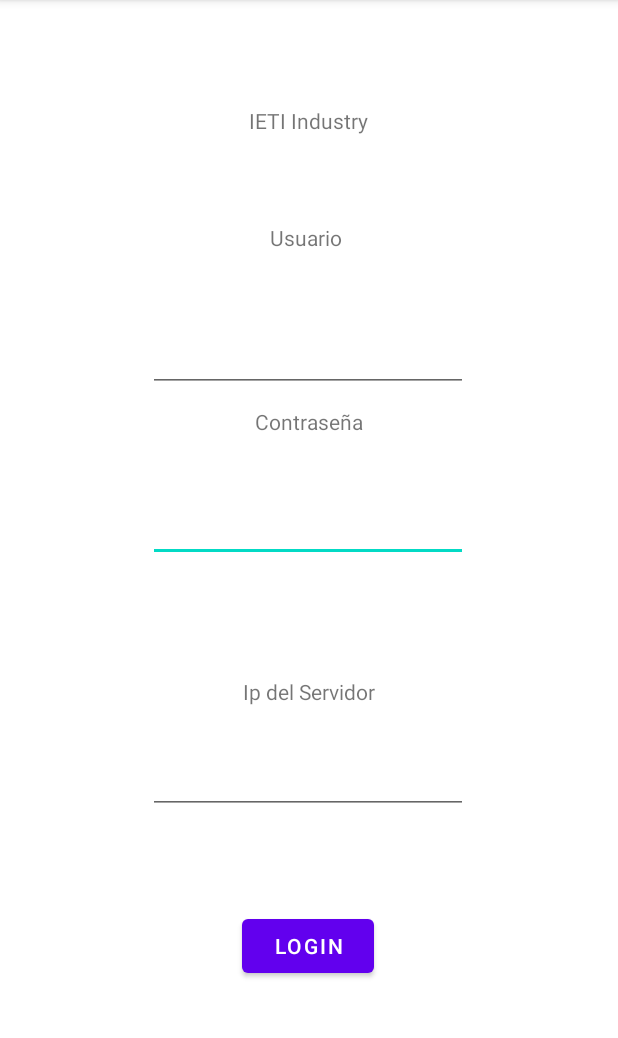
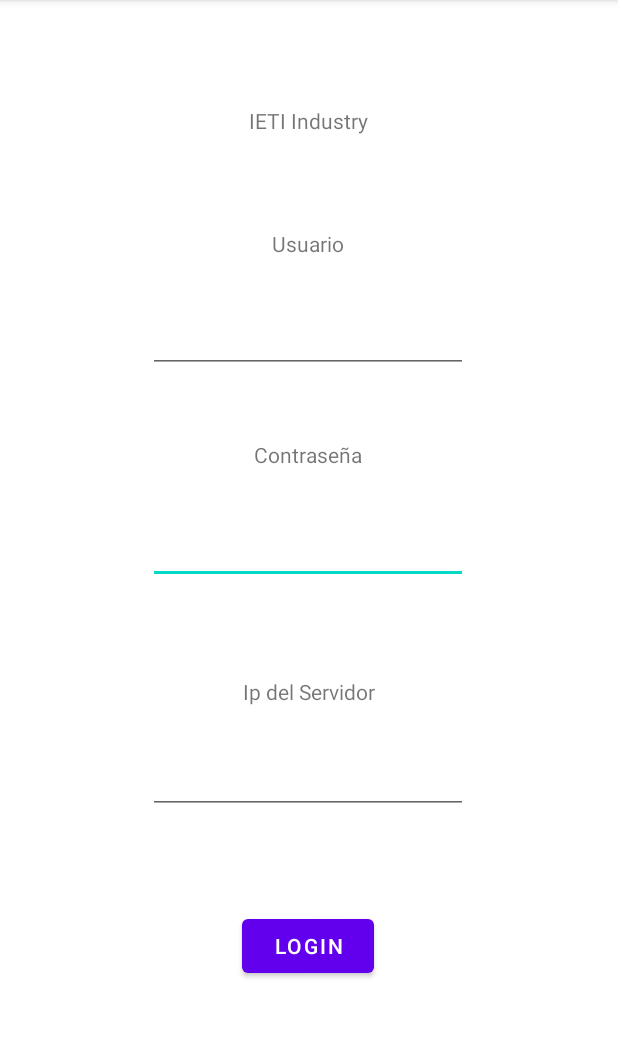
Before and after one commit to TheSensif/AMS2_APP, an Android app: the screen it shows after launch (MainActivity), on a phone screen of 412 x 824 dp, the part 84-1122 px from its top. Run offline under Robolectric (Android 15) with nearby library versions, the phone set to English and light mode, and no system bars.

Commit message:
Login funciona

```diff
--- a/app/build.gradle
+++ b/app/build.gradle
@@ -32,6 +32,9 @@ dependencies {
     implementation 'androidx.appcompat:appcompat:1.5.1'
     implementation 'com.google.android.material:material:1.7.0'
     implementation 'androidx.constraintlayout:constraintlayout:2.1.4'
+    implementation files('libs\\Java-WebSocket-1.5.3.jar')
+    implementation files('libs\\slf4j-api-2.0.3.jar')
+    implementation files('libs\\slf4j-simple-2.0.3.jar')
     testImplementation 'junit:junit:4.13.2'
     androidTestImplementation 'androidx.test.ext:junit:1.1.3'
     androidTestImplementation 'androidx.test.espresso:espresso-core:3.4.0'
--- a/app/src/main/AndroidManifest.xml
+++ b/app/src/main/AndroidManifest.xml
@@ -22,5 +22,9 @@
             </intent-filter>
         </activity>
     </application>
+    <uses-permission android:name="android.permission.INTERNET" />
+    <uses-permission android:name="android.permission.ACCESS_NETWORK_STATE"/>
+    <uses-permission android:name="android.permission.ACCESS_WIFI_STATE"/>
+
 
 </manifest>
--- a/app/src/main/res/layout/activity_main.xml
+++ b/app/src/main/res/layout/activity_main.xml
@@ -24,10 +24,12 @@
         android:layout_height="wrap_content"
         android:layout_marginBottom="48dp"
         android:text="Usuario"
-        app:layout_constraintBottom_toTopOf="@+id/editUsername"
-        app:layout_constraintEnd_toEndOf="@+id/editUsername"
-        app:layout_constraintHorizontal_bias="0.493"
-        app:layout_constraintStart_toStartOf="@+id/editUsername" />
+        app:layout_constraintBottom_toBottomOf="parent"
+        app:layout_constraintEnd_toEndOf="parent"
+        app:layout_constraintHorizontal_bias="0.498"
+        app:layout_constraintStart_toStartOf="parent"
+        app:layout_constraintTop_toTopOf="parent"
+        app:layout_constraintVertical_bias="0.218" />
 
     <TextView
         android:id="@+id/textPassword"
@@ -35,9 +37,12 @@
         android:layout_height="wrap_content"
         android:layout_marginTop="10dp"
         android:text="Contraseña"
+        app:layout_constraintBottom_toBottomOf="parent"
         app:layout_constraintEnd_toEndOf="parent"
+        app:layout_constraintHorizontal_bias="0.498"
         app:layout_constraintStart_toStartOf="parent"
-        app:layout_constraintTop_toBottomOf="@+id/editUsername" />
+        app:layout_constraintTop_toTopOf="parent"
+        app:layout_constraintVertical_bias="0.384" />
 
     <TextView
         android:id="@+id/textServerIp"
@@ -74,19 +79,20 @@
         app:layout_constraintHorizontal_bias="0.497"
         app:layout_constraintStart_toStartOf="parent"
         app:layout_constraintTop_toTopOf="parent"
-        app:layout_constraintVertical_bias="0.456" />
+        app:layout_constraintVertical_bias="0.476" />
 
     <EditText
         android:id="@+id/editUsername"
         android:layout_width="wrap_content"
         android:layout_height="wrap_content"
-        android:layout_marginTop="216dp"
         android:ems="10"
         android:inputType="textPersonName"
+        app:layout_constraintBottom_toBottomOf="parent"
         app:layout_constraintEnd_toEndOf="parent"
         app:layout_constraintHorizontal_bias="0.497"
         app:layout_constraintStart_toStartOf="parent"
-        app:layout_constraintTop_toTopOf="parent" />
+        app:layout_constraintTop_toTopOf="parent"
+        app:layout_constraintVertical_bias="0.281" />
 
     <EditText
         android:id="@+id/editServerIp"
```
Also changed, not shown: app/src/main/java/com/example/app_projecte1/MainActivity.java (+72 -18 lines), app/libs/Java-WebSocket-1.5.3.jar (added), app/libs/slf4j-api-2.0.3.jar (added), app/libs/slf4j-simple-2.0.3.jar (added).
